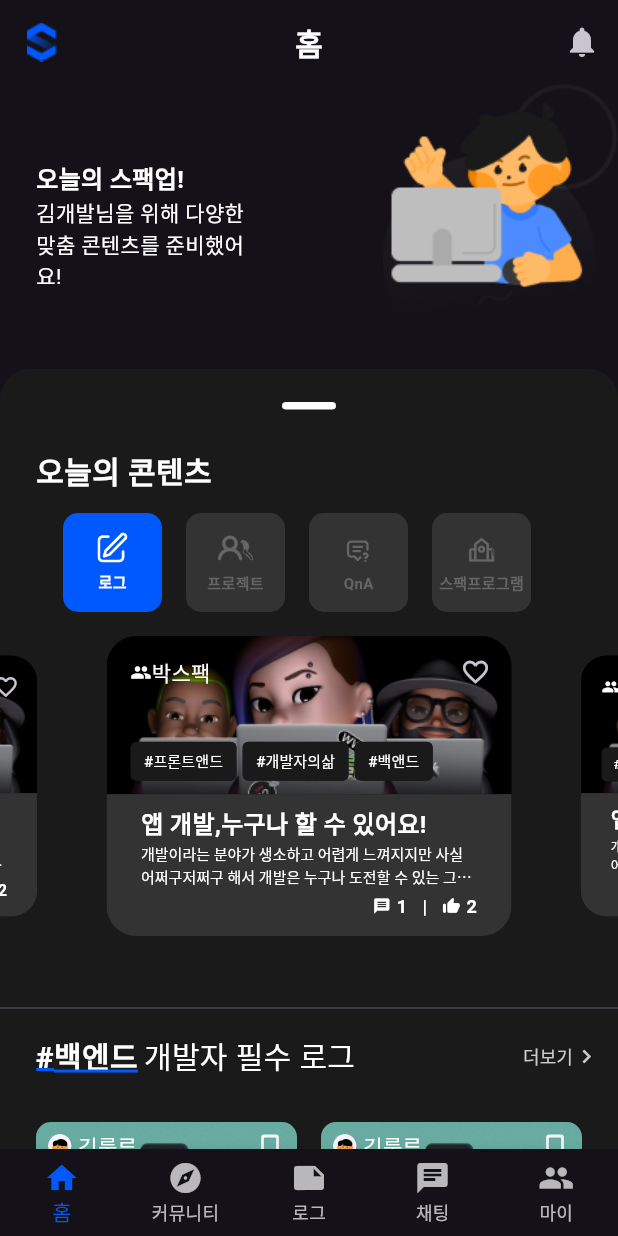
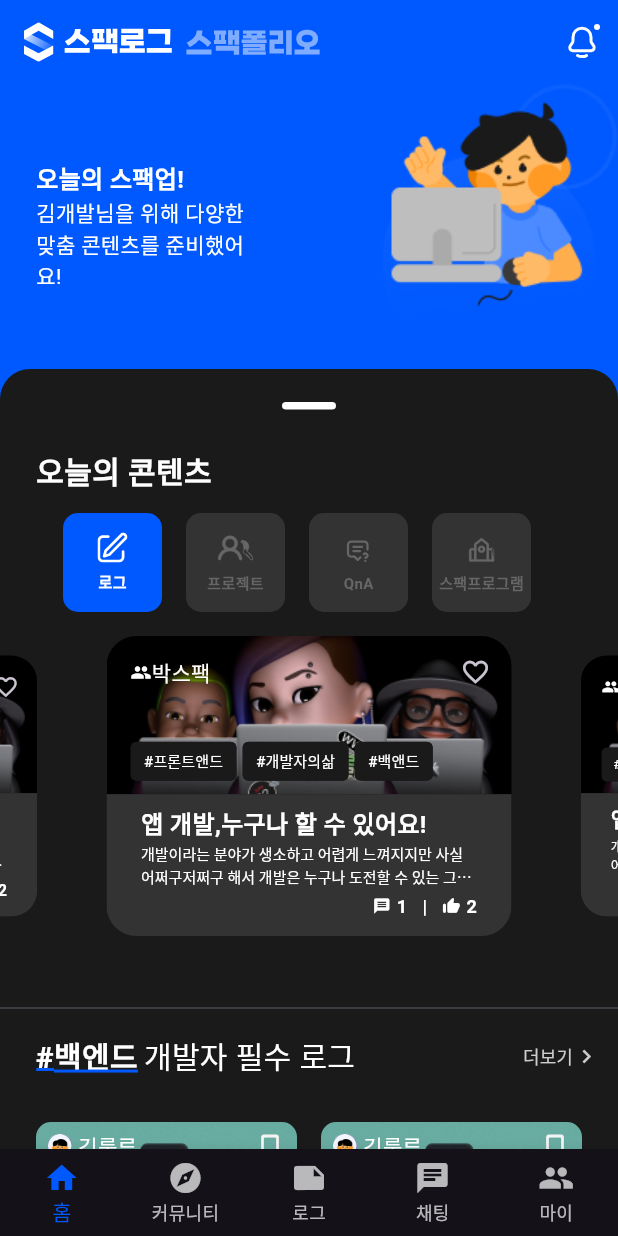
Before and after one commit to huir0/Hexagonian, a Flutter app: the screen it shows after launch, on a phone screen of 412 x 824 dp. Run offline on Flutter 3.47's test engine with Material 3 defaults, Android fonts, the phone set to English and light mode, and no system bars; drawn by our look-alikes of carousel_slider; our stand-ins replace equatable, flutter_markdown, flutter_riverpod, flutter_svg, freezed_annotation, go_router and 2 more; missing offline and left inert: fleather, markdown_toolbar, parchment_delta; Roboto replaces fonts that are missing (Pretendard).

Commit message:
Refactor: AppWrapper, AppbarWidget 메인페이지에서 UI가 다르게 나오도록 수정 #44

```diff
--- a/sfaclog/lib/view/app_wrapper.dart
+++ b/sfaclog/lib/view/app_wrapper.dart
@@ -28,6 +28,7 @@ class AppWrapper extends ConsumerWidget {
 
     return SafeArea(
       child: Scaffold(
+        backgroundColor: state.page == 0 ? SLColor.primary : null,
         appBar: AppBarWidget(pageLabel: pagesLabel[state.page]),
         body: pages[state.page],
         floatingActionButton: state.fabVisible
--- a/sfaclog/lib/view/widgets/appbar_widget.dart
+++ b/sfaclog/lib/view/widgets/appbar_widget.dart
@@ -1,4 +1,5 @@
 import 'package:flutter/material.dart';
+import 'package:flutter_svg/svg.dart';
 import 'package:sfaclog/common.dart';
 
 class AppBarWidget extends StatelessWidget implements PreferredSizeWidget {
@@ -7,10 +8,41 @@ class AppBarWidget extends StatelessWidget implements PreferredSizeWidget {
     super.key,
     required this.pageLabel,
   });
+
   @override
   Size get preferredSize => const Size.fromHeight(kToolbarHeight);
   @override
   Widget build(BuildContext context) {
+    if (pageLabel == '홈') {
+      return AppBar(
+        automaticallyImplyLeading: false,
+        scrolledUnderElevation: 0,
+        title: Row(
+          children: [
+            SvgPicture.asset(
+              'assets/logo/sfaclog_main.svg',
+              width: 100,
+            ),
+            const SizedBox(width: 8),
+            SvgPicture.asset(
+              'assets/logo/sfacfolio.svg',
+              width: 90,
+            ),
+          ],
+        ),
+        centerTitle: true,
+        backgroundColor: Colors.transparent,
+        actions: [
+          IconButton(
+            onPressed: () {
+              print('Noti_Clicked');
+            },
+            icon: SvgPicture.asset('assets/icons/bell.svg'),
+          ),
+        ],
+      );
+    }
+
     return AppBar(
       automaticallyImplyLeading: false,
       scrolledUnderElevation: 0,
```
